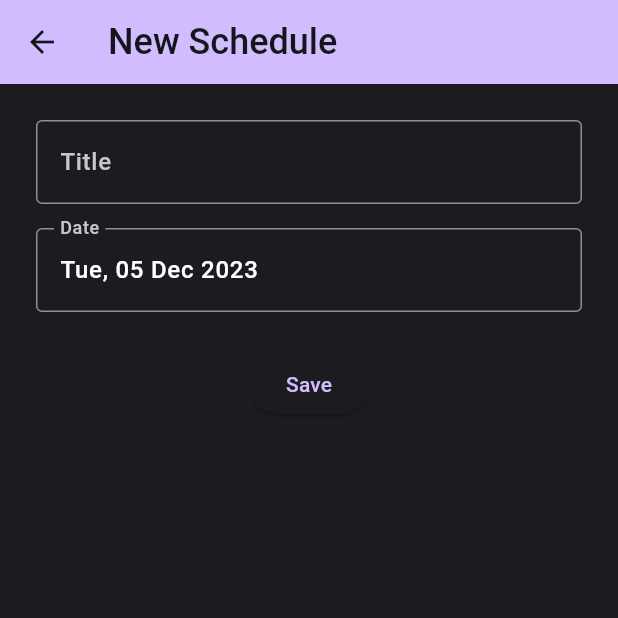
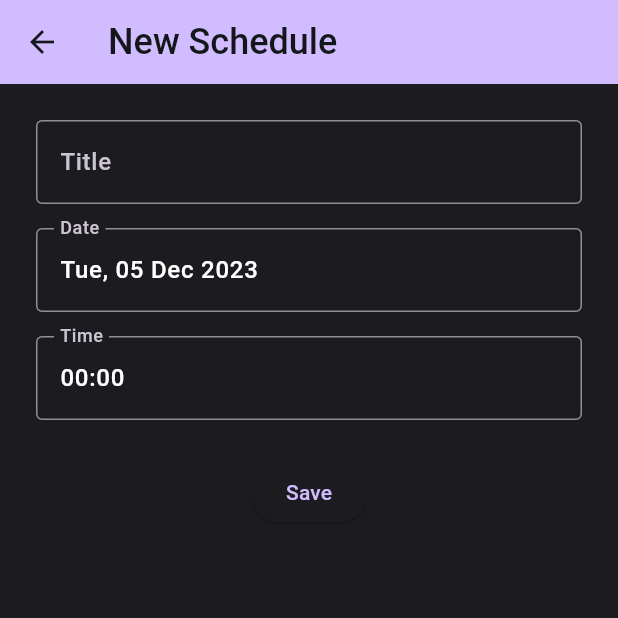
Before and after one commit to gunantosteven/admin, a Flutter app: the NewScheduleScreen screen opened by its route, on a phone screen of 412 x 824 dp, the top half of it. Run offline on Flutter 3.47's test engine with Material 3 defaults, Android fonts, the phone set to English and light mode, and no system bars; our stand-ins replace auto_route, dartz, equatable, flutter_dotenv, flutter_riverpod, freezed_annotation and 2 more; missing offline and left inert: widgetbook, widgetbook_annotation; accounts and stored records are empty; generated files the repository leaves out were written again.

Commit message:
Add CustomTime

```diff
--- a/admin/lib/features/schedule/presentation/widgets/form_schedule.dart
+++ b/admin/lib/features/schedule/presentation/widgets/form_schedule.dart
@@ -3,6 +3,7 @@ import 'package:admin/shared/theme/app_spacer.dart';
 import 'package:admin/shared/widgets/custom_button.dart';
 import 'package:admin/shared/widgets/custom_date.dart';
 import 'package:admin/shared/widgets/custom_textfield.dart';
+import 'package:admin/shared/widgets/custom_time.dart';
 import 'package:flutter/widgets.dart';
 import 'package:flutter_riverpod/flutter_riverpod.dart';
 import 'package:flutter_gen/gen_l10n/app_localizations.dart';
@@ -33,9 +34,17 @@ class FormSchedule extends ConsumerWidget {
             placeholder: AppLocalizations.of(context)!.title,
           ),
           AppSpacer.height16,
-          CustomDate(onSelectedDate: (date) {
-            debugPrint(date.toString());
-          }),
+          CustomDate(
+            onSelectedDate: (date) {
+              debugPrint(date.toString());
+            },
+          ),
+          AppSpacer.height16,
+          CustomTime(
+            onSelectedTime: (time) {
+              debugPrint(time.toString());
+            },
+          ),
           AppSpacer.height24,
           CustomButton(
             buttonType: ButtonType.DEFAULT,
--- /dev/null
+++ b/admin/lib/shared/widgets/custom_time.dart
@@ -0,0 +1,61 @@
+import 'package:admin/shared/widgets/custom_textfield.dart';
+import 'package:flutter/material.dart';
+
+class CustomTime extends StatefulWidget {
+  const CustomTime({
+    super.key,
+    this.initialTime = const TimeOfDay(hour: 0, minute: 0),
+    required this.onSelectedTime,
+  });
+
+  final Function(TimeOfDay dateTime) onSelectedTime;
+
+  final TimeOfDay? initialTime;
+
+  @override
+  State<CustomTime> createState() => _CustomTimeState();
+}
+
+class _CustomTimeState extends State<CustomTime> {
+  final timeNow = TimeOfDay.now();
+
+  final TextEditingController textEditingController = TextEditingController();
+
+  @override
+  void initState() {
+    textEditingController.text = formatTime(widget.initialTime ?? timeNow);
+    super.initState();
+  }
+
+  @override
+  Widget build(BuildContext context) {
+    return CustomTextField(
+      controller: textEditingController,
+      textFieldType: TextFieldType.DEFAULT,
+      readOnly: true,
+      placeholder: 'Time',
+      onTap: () {
+        showTimePicker(
+          context: context,
+          initialTime: widget.initialTime ?? TimeOfDay.now(),
+          builder: (BuildContext context, Widget? child) {
+            return MediaQuery(
+              data:
+                  MediaQuery.of(context).copyWith(alwaysUse24HourFormat: true),
+              child: child ?? Container(),
+            );
+          },
+        ).then((selectedTime) {
+          if (selectedTime != null) {
+            textEditingController.text = formatTime(selectedTime);
+            widget.onSelectedTime(selectedTime);
+          }
+        });
+      },
+    );
+  }
+
+  String formatTime(TimeOfDay time) {
+    return '${time.hour.toString().padLeft(2, '0')}:${time.minute.toString().padLeft(2, '0')}';
+  }
+}
```
